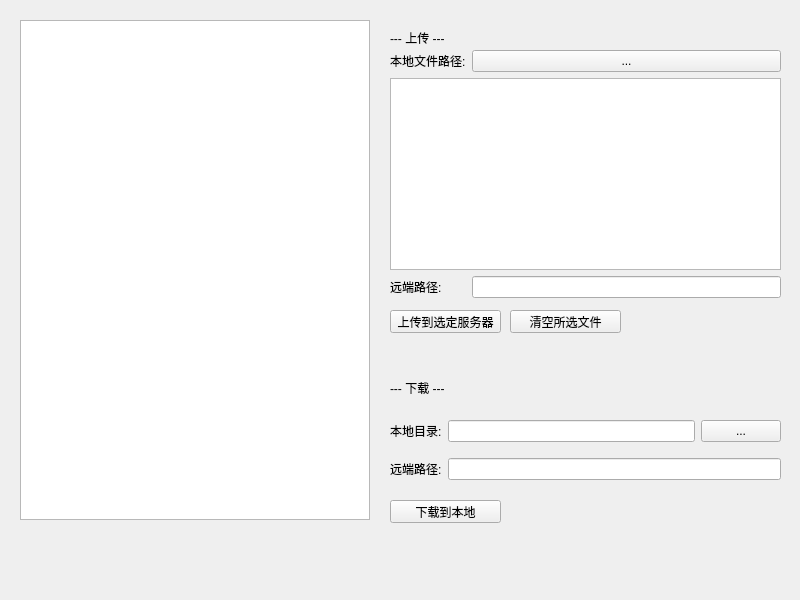
Before: the Qt Designer form ui/ftpWin.ui in zangailcs/JumpSsh, drawn with Qt 5.
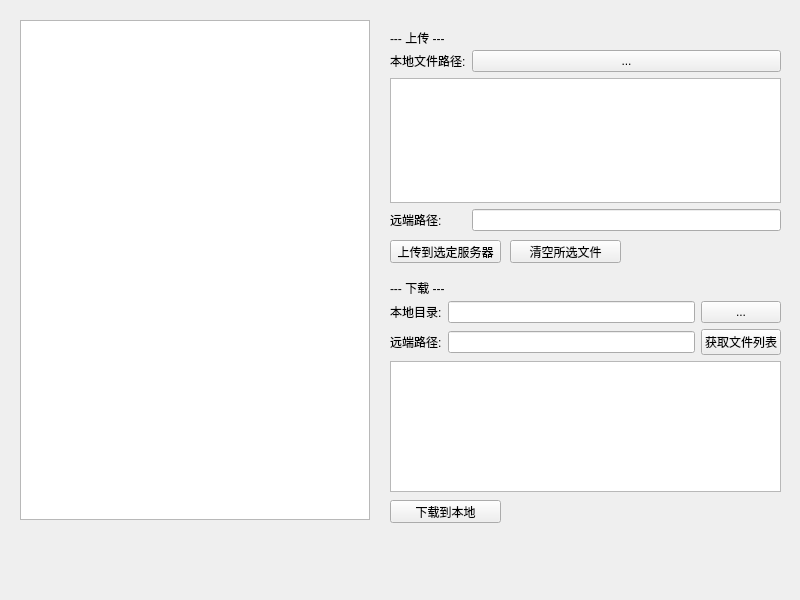
After: the same form once the commit is applied.

Commit message: ftp, impl up and download

```diff
--- a/ui/ftpWin.ui
+++ b/ui/ftpWin.ui
@@ -40,7 +40,7 @@
    <property name="geometry">
     <rect>
      <x>390</x>
-     <y>380</y>
+     <y>280</y>
      <width>111</width>
      <height>16</height>
     </rect>
@@ -53,7 +53,7 @@
    <property name="geometry">
     <rect>
      <x>390</x>
-     <y>310</y>
+     <y>240</y>
      <width>111</width>
      <height>23</height>
     </rect>
@@ -62,45 +62,6 @@
     <string>上传到选定服务器</string>
    </property>
   </widget>
-  <widget class="QWidget" name="layoutWidget">
-   <property name="geometry">
-    <rect>
-     <x>390</x>
-     <y>410</y>
-     <width>391</width>
-     <height>81</height>
-    </rect>
-   </property>
-   <layout class="QGridLayout" name="gridLayout_2">
-    <item row="0" column="0">
-     <widget class="QLabel" name="label_5">
-      <property name="text">
-       <string>本地目录:</string>
-      </property>
-     </widget>
-    </item>
-    <item row="0" column="1">
-     <widget class="QLineEdit" name="downLocalRootEdit"/>
-    </item>
-    <item row="0" column="2">
-     <widget class="QPushButton" name="downSaveRootChooseBtn">
-      <property name="text">
-       <string>...</string>
-      </property>
-     </widget>
-    </item>
-    <item row="1" column="0">
-     <widget class="QLabel" name="label_6">
-      <property name="text">
-       <string>远端路径:</string>
-      </property>
-     </widget>
-    </item>
-    <item row="1" column="1" colspan="2">
-     <widget class="QLineEdit" name="downRemotePathEdit"/>
-    </item>
-   </layout>
-  </widget>
   <widget class="QPushButton" name="downloadBtn">
    <property name="geometry">
     <rect>
@@ -120,7 +81,7 @@
      <x>390</x>
      <y>50</y>
      <width>391</width>
-     <height>248</height>
+     <height>181</height>
     </rect>
    </property>
    <layout class="QFormLayout" name="formLayout">
@@ -157,7 +118,7 @@
    <property name="geometry">
     <rect>
      <x>510</x>
-     <y>310</y>
+     <y>240</y>
      <width>111</width>
      <height>23</height>
     </rect>
@@ -166,6 +127,55 @@
     <string>清空所选文件</string>
    </property>
   </widget>
+  <widget class="QWidget" name="">
+   <property name="geometry">
+    <rect>
+     <x>390</x>
+     <y>301</y>
+     <width>391</width>
+     <height>191</height>
+    </rect>
+   </property>
+   <layout class="QGridLayout" name="gridLayout">
+    <item row="0" column="0">
+     <widget class="QLabel" name="label_5">
+      <property name="text">
+       <string>本地目录:</string>
+      </property>
+     </widget>
+    </item>
+    <item row="0" column="1">
+     <widget class="QLineEdit" name="downLocalRootEdit"/>
+    </item>
+    <item row="0" column="2">
+     <widget class="QPushButton" name="downSaveRootChooseBtn">
+      <property name="text">
+       <string>...</string>
+      </property>
+     </widget>
+    </item>
+    <item row="1" column="0">
+     <widget class="QLabel" name="label_6">
+      <property name="text">
+       <string>远端路径:</string>
+      </property>
+     </widget>
+    </item>
+    <item row="1" column="1">
+     <widget class="QLineEdit" name="downRemotePathEdit"/>
+    </item>
+    <item row="1" column="2">
+     <widget class="QPushButton" name="downRemoteFileChooseBtn">
+      <property name="text">
+       <string>获取文件列表</string>
+      </property>
+     </widget>
+    </item>
+    <item row="2" column="0" colspan="3">
+     <widget class="QListView" name="downloadRemoteFileListView"/>
+    </item>
+   </layout>
+  </widget>
  </widget>
  <resources/>
  <connections/>
```
The commit also changes 5 other files.
